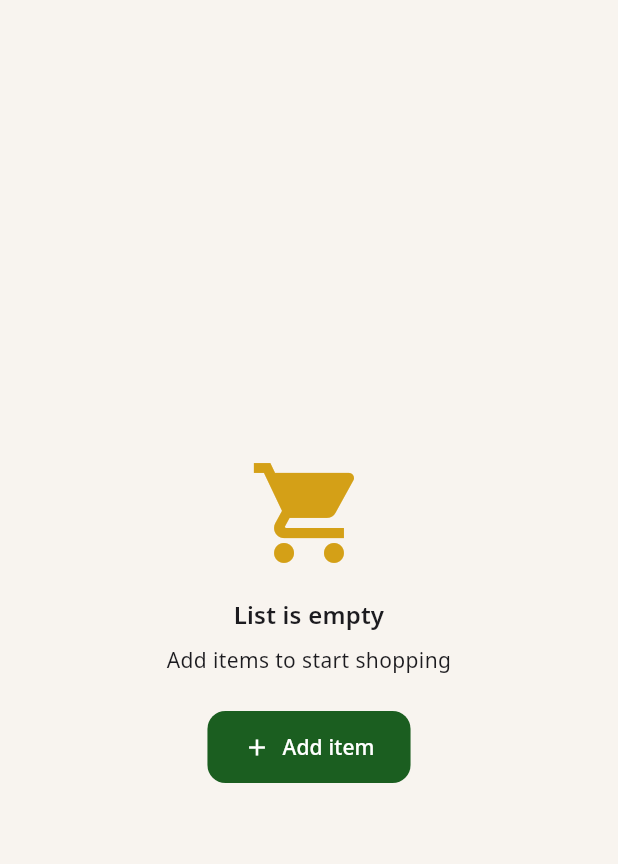
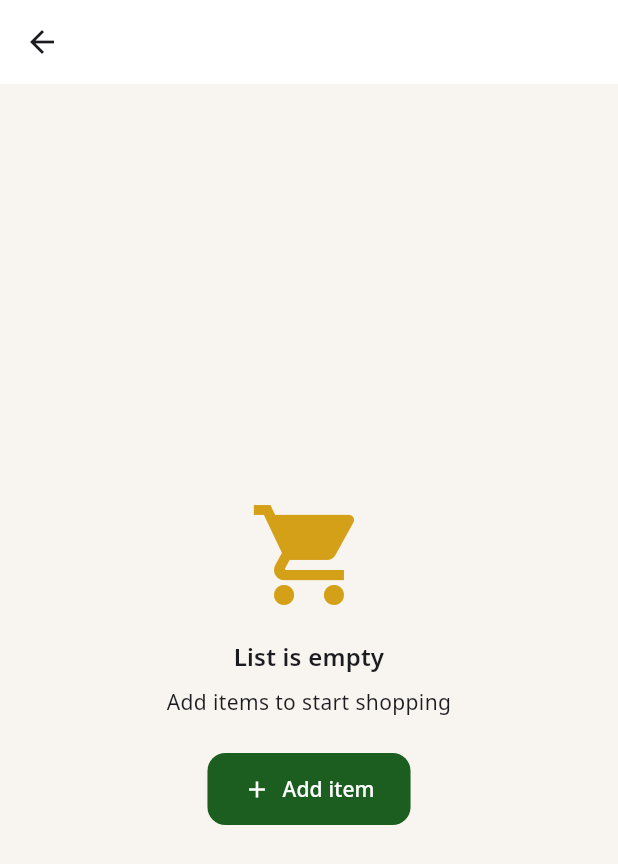
Before and after one commit to WissamZa/bazaar, a Flutter app: the ListDetailScreen screen opened directly with empty values, on a phone screen of 412 x 824 dp. Shown: the top 864 px of the screen. Run offline on Flutter 3.47's test engine with Material 3 defaults, Android fonts, the phone set to English and light mode, and no system bars; our stand-ins replace file_picker, google_fonts, image_picker, permission_handler, share_plus, shared_preferences and 2 more; missing offline and left inert: mobile_scanner; accounts and stored records are empty.

Commit message:
Wrap ListDetailScreen content in a Scaffold

```diff
--- a/lib/features/shopping_lists/list_detail_screen.dart
+++ b/lib/features/shopping_lists/list_detail_screen.dart
@@ -418,7 +418,11 @@ class _ListDetailScreenState extends State<ListDetailScreen> {
     final totalAll = _computeTotal();
     final totalChecked = _computeTotal(checkedOnly: true);
 
-    return _loading
+    return Scaffold(
+      appBar: AppBar(
+        title: Text(widget.list.displayName(langCode)),
+      ),
+      body: _loading
           ? const Center(child: CircularProgressIndicator())
           : _rows.isEmpty
               ? EmptyState(
@@ -455,6 +459,7 @@ class _ListDetailScreenState extends State<ListDetailScreen> {
                       isRtl: isRtl,
                     ),
                   ],
+                ),
     );
   }
 
```
Lines whose indentation alone changed are shown as unchanged.
